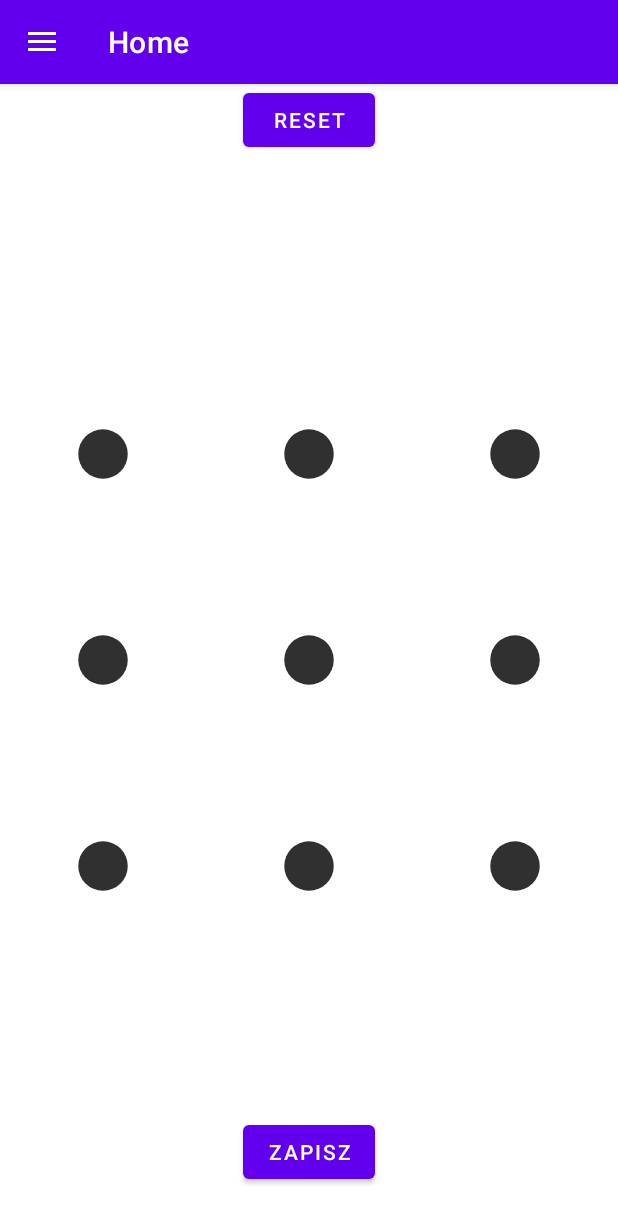
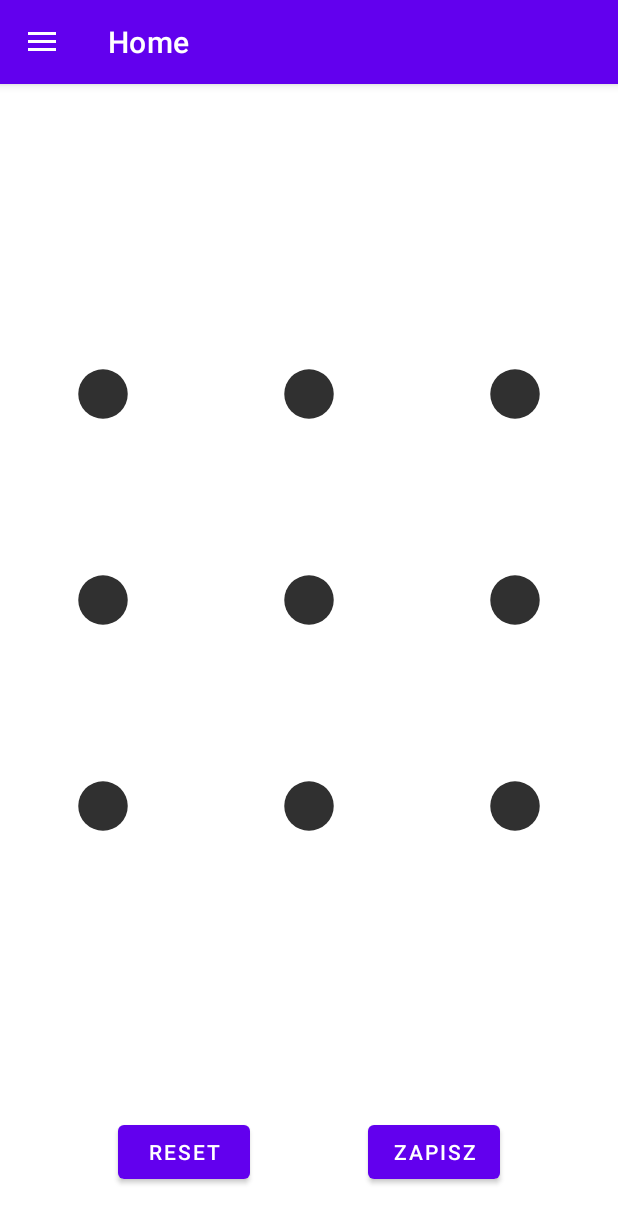
Before and after one commit to IO-Bezpiecznik/bezpiecznik, an Android app: the screen it shows after launch (MainActivity), after a tap on "RESET", on a phone screen of 412 x 824 dp. Shown: the top 1223 px of the screen. Run offline under Robolectric (Android 15) with nearby library versions, the phone set to English and light mode, and no system bars; our stand-ins replace Room's generated code, navigation-ui.

Commit message:
fixed buttons overlapping on top of lockpatternview in home screen + two small layout changes

```diff
--- a/app/src/main/java/com/example/bezpiecznik/ui/codeList/CodeListFragment.kt
+++ b/app/src/main/java/com/example/bezpiecznik/ui/codeList/CodeListFragment.kt
@@ -59,6 +59,7 @@ class CodeListFragment : Fragment(), CodeListItemClickInterface {
         homeViewModel.gridPoints = board
         homeViewModel.size = listOf(board.count(), board[0].count())
         homeViewModel.pattern = codeListItem.pattern
+        homeViewModel.loadedFromList = true
         findNavController().navigate(R.id.action_nav_code_list_to_nav_home)
     }
 
--- a/app/src/main/java/com/example/bezpiecznik/ui/home/HomeFragment.kt
+++ b/app/src/main/java/com/example/bezpiecznik/ui/home/HomeFragment.kt
@@ -47,10 +47,18 @@ class HomeFragment : Fragment() {
         lpv.render()
 
         val resetButton: Button = binding.btnReset
+        val saveButton: Button = binding.btnSave
+
+        if(homeViewModel.loadedFromList){
+            saveButton.isEnabled = false
+        }
+
         resetButton.setOnClickListener {
             lpv.reset()
+            saveButton.isEnabled = true
+            homeViewModel.pattern = ""
         }
-        val saveButton: Button = binding.btnSave
+
         saveButton.setOnClickListener {
             save(lpv)
         }
--- a/app/src/main/java/com/example/bezpiecznik/ui/home/HomeViewModel.kt
+++ b/app/src/main/java/com/example/bezpiecznik/ui/home/HomeViewModel.kt
@@ -21,6 +21,8 @@ class HomeViewModel : ViewModel() {
         listOf(1,1,1)
     )
 
+    var loadedFromList = false
+
     var size: List<Int> = listOf(3, 3)
 
     var pattern = ""
--- a/app/src/main/java/com/example/bezpiecznik/ui/lockPatternView/Dot.kt
+++ b/app/src/main/java/com/example/bezpiecznik/ui/lockPatternView/Dot.kt
@@ -14,15 +14,19 @@ class Dot(
     private var normalDotRadiusRatio: Float,
     private var selectedDotColor: Int,
     private var selectedDotRadiusRatio: Float,
-    private var columnCount: Int
+    private var columnCount: Int,
+    private var rowCount: Int
 ) : View(context) {
 
     private var dotState: State = State.NORMAL
     private var paint: Paint = Paint(Paint.ANTI_ALIAS_FLAG)
 
     override fun onMeasure(widthMeasureSpec: Int, heightMeasureSpec: Int) {
-        val width = MeasureSpec.getSize(widthMeasureSpec) / columnCount
-        setMeasuredDimension(width, width)
+        var length = MeasureSpec.getSize(widthMeasureSpec) / columnCount
+        if(length * rowCount > MeasureSpec.getSize(heightMeasureSpec)){
+            length = MeasureSpec.getSize(heightMeasureSpec) / rowCount
+        }
+        setMeasuredDimension(length, length)
     }
 
     override fun onDraw(canvas: Canvas?) {
--- a/app/src/main/java/com/example/bezpiecznik/ui/lockPatternView/LockPatternView.kt
+++ b/app/src/main/java/com/example/bezpiecznik/ui/lockPatternView/LockPatternView.kt
@@ -11,6 +11,7 @@ import android.view.View
 import android.widget.GridLayout
 import android.widget.Toast
 import androidx.core.content.ContextCompat
+import androidx.core.view.updatePadding
 import com.example.bezpiecznik.R
 import org.json.JSONObject
 
@@ -89,14 +90,14 @@ class LockPatternView(context: Context, attributeSet: AttributeSet) :
                 if(_gridPoints[i][j] == 0){
                     val dot = Dot(context, i * columnCount + j,
                         emptyDotColor, normalDotRadiusRatio,
-                        selectedDotColor, selectedDotRadiusRatio, columnCount)
+                        selectedDotColor, selectedDotRadiusRatio, columnCount, rowCount)
                     val padding = spacing / 2
                     dot.setPadding(padding, padding, padding, padding)
                     addView(dot)
                 } else {
                     val dot = Dot(context, i * columnCount + j,
                         normalDotColor, normalDotRadiusRatio,
-                        selectedDotColor, selectedDotRadiusRatio, columnCount)
+                        selectedDotColor, selectedDotRadiusRatio, columnCount, rowCount)
                     val padding = spacing / 2
                     dot.setPadding(padding, padding, padding, padding)
                     addView(dot)
@@ -199,6 +200,17 @@ class LockPatternView(context: Context, attributeSet: AttributeSet) :
         _gridPoints = gridPoints
     }
 
+    private var paddingChanged = false
+
+    override fun onMeasure(widthSpec: Int, heightSpec: Int) {
+        super.onMeasure(widthSpec, heightSpec)
+        if(!paddingChanged){
+            paddingChanged = true
+            val paddingV = (measuredHeight - (measuredWidth / columnCount) * rowCount) / 2
+            updatePadding(0, paddingV, 0, paddingV)
+        }
+    }
+
     override fun dispatchDraw(canvas: Canvas?) {
         super.dispatchDraw(canvas)
         canvas?.drawPath(linePath,linePaint)
--- a/app/src/main/res/layout/code_list_item_fragment.xml
+++ b/app/src/main/res/layout/code_list_item_fragment.xml
@@ -37,14 +37,13 @@
 
             <com.example.bezpiecznik.ui.lockPatternView.LockPatternView
                 android:id="@+id/lpv_code"
-                android:layout_width="match_parent"
-                android:layout_height="wrap_content"
+                android:layout_width="wrap_content"
+                android:layout_height="180dp"
+                android:layout_gravity="center"
                 app:layout_constraintBottom_toBottomOf="parent"
                 app:layout_constraintLeft_toLeftOf="parent"
                 app:layout_constraintRight_toRightOf="parent"
-                app:layout_constraintTop_toTopOf="parent">
-
-            </com.example.bezpiecznik.ui.lockPatternView.LockPatternView>
+                app:layout_constraintTop_toTopOf="parent"/>
 
             <LinearLayout
                 android:layout_width="match_parent"
--- a/app/src/main/res/layout/fragment_home.xml
+++ b/app/src/main/res/layout/fragment_home.xml
@@ -8,9 +8,9 @@
 
     <com.example.bezpiecznik.ui.lockPatternView.LockPatternView
         android:id="@+id/lpv_main"
-        android:layout_width="match_parent"
-        android:layout_height="wrap_content"
-        app:layout_constraintBottom_toBottomOf="parent"
+        android:layout_width="wrap_content"
+        android:layout_height="0dp"
+        app:layout_constraintBottom_toTopOf="@+id/btn_reset"
         app:layout_constraintLeft_toLeftOf="parent"
         app:layout_constraintRight_toRightOf="parent"
         app:layout_constraintTop_toTopOf="parent"/>
@@ -20,9 +20,10 @@
         android:layout_width="wrap_content"
         android:layout_height="wrap_content"
         android:text="reset"
-        app:layout_constraintTop_toTopOf="parent"
-        app:layout_constraintLeft_toLeftOf="parent"
-        app:layout_constraintRight_toRightOf="parent"/>
+        app:layout_constraintBottom_toBottomOf="@+id/btn_save"
+        app:layout_constraintEnd_toStartOf="@+id/btn_save"
+        app:layout_constraintStart_toStartOf="parent"
+        />
 
     <Button
         android:id="@+id/btn_save"
@@ -31,6 +32,7 @@
         android:layout_marginBottom="32dp"
         android:text="Zapisz"
         app:layout_constraintBottom_toBottomOf="parent"
-        app:layout_constraintLeft_toLeftOf="parent"
-        app:layout_constraintRight_toRightOf="parent" />
+        app:layout_constraintStart_toEndOf="@+id/btn_reset"
+        app:layout_constraintEnd_toEndOf="parent"/>
+
 </androidx.constraintlayout.widget.ConstraintLayout>
```
